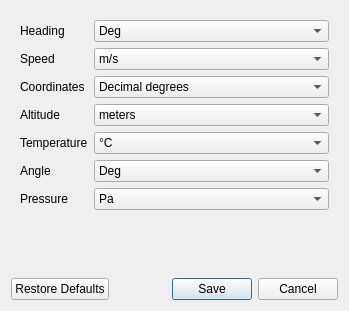
TheGoodWeather/Vector-Vario-Analyzer, file src/gui/unitwindow.ui: the form before one commit.
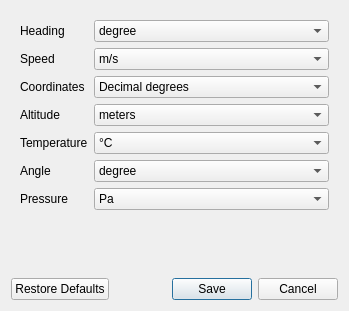
The form after the commit.

Commit message: Gestion des unités , création d'une nouvelle window. Ecriture dans les registres avec QSettings, et conversion sur les graphiques OK

```diff
--- a/src/gui/unitwindow.ui
+++ b/src/gui/unitwindow.ui
@@ -28,7 +28,7 @@
        <widget class="QComboBox" name="comboBox">
         <item>
          <property name="text">
-          <string>Deg</string>
+          <string>degree</string>
          </property>
         </item>
         <item>
@@ -153,7 +153,7 @@
        <widget class="QComboBox" name="comboBox_7">
         <item>
          <property name="text">
-          <string>Deg</string>
+          <string>degree</string>
          </property>
         </item>
         <item>
```
Left out of the diff: 20 changed lines with no effect on the pictures. The commit also changes 6 other files.
